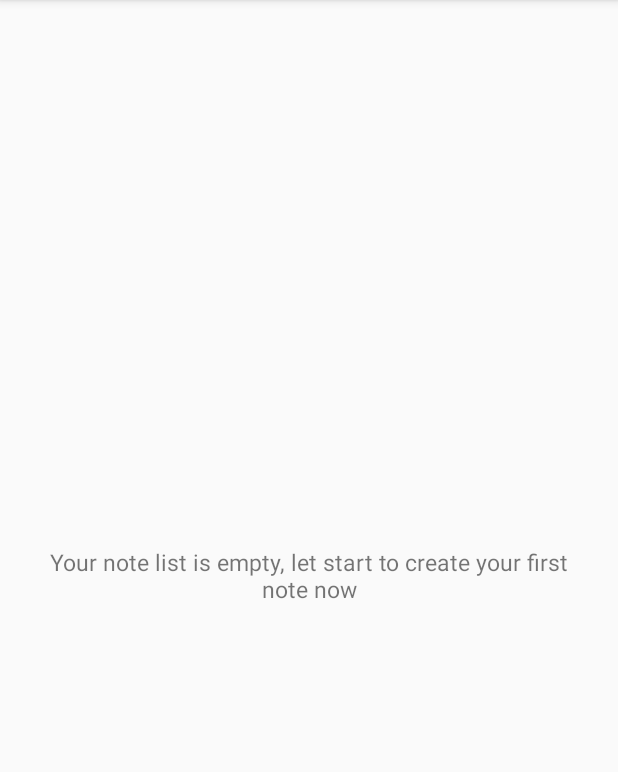
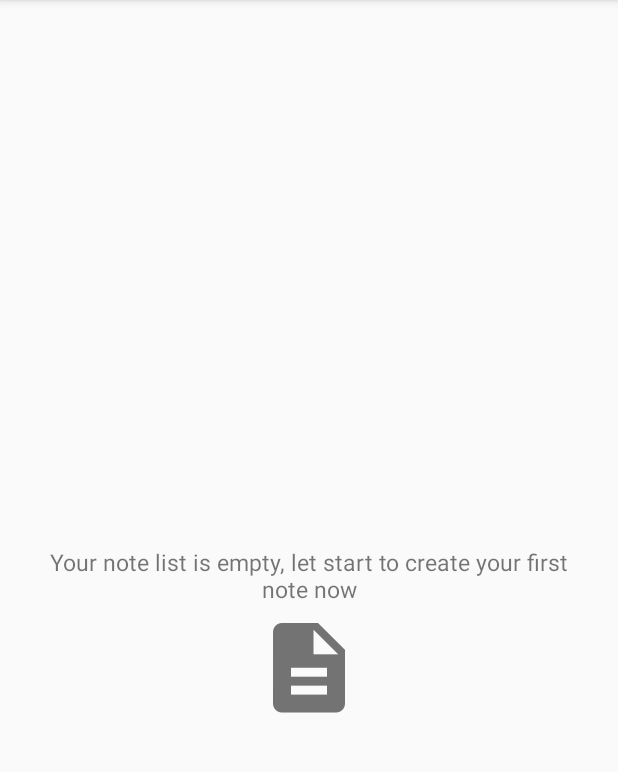
Before and after one commit to YellowCodeBooks/TourNote, an Android app: the screen it shows after launch (MainActivity), on a phone screen of 412 x 824 dp, the part 84-856 px from its top. Run offline under Robolectric (Android 15) with nearby library versions, the phone set to English and light mode, and no system bars.

Commit message:
bai_9_widget

```diff
--- a/TourNote/app/src/main/res/layout/activity_main.xml
+++ b/TourNote/app/src/main/res/layout/activity_main.xml
@@ -11,11 +11,22 @@
     tools:context="com.yellowcode.tournote.MainActivity">
 
     <TextView
+        android:id="@+id/activity_main_tv_empty"
         android:layout_width="match_parent"
         android:layout_height="wrap_content"
+        android:padding="4dp"
         android:layout_centerInParent="true"
         android:gravity="center"
         android:text="@string/empty_note"
         android:textSize="15sp"/>
 
+    <ImageView
+        android:layout_width="60dp"
+        android:layout_height="60dp"
+        android:layout_below="@id/activity_main_tv_empty"
+        android:layout_marginTop="8dp"
+        android:layout_centerHorizontal="true"
+        android:scaleType="fitCenter"
+        android:src="@drawable/empty_note"/>
+
 </RelativeLayout>
```
Also changed, not shown: TourNote/app/src/main/res/drawable-hdpi/empty_note.png (added), TourNote/app/src/main/res/drawable-mdpi/empty_note.png (added), TourNote/app/src/main/res/drawable-xhdpi/empty_note.png (added), TourNote/app/src/main/res/drawable-xxhdpi/empty_note.png (added), TourNote/app/src/main/res/drawable-xxxhdpi/empty_note.png (added).
